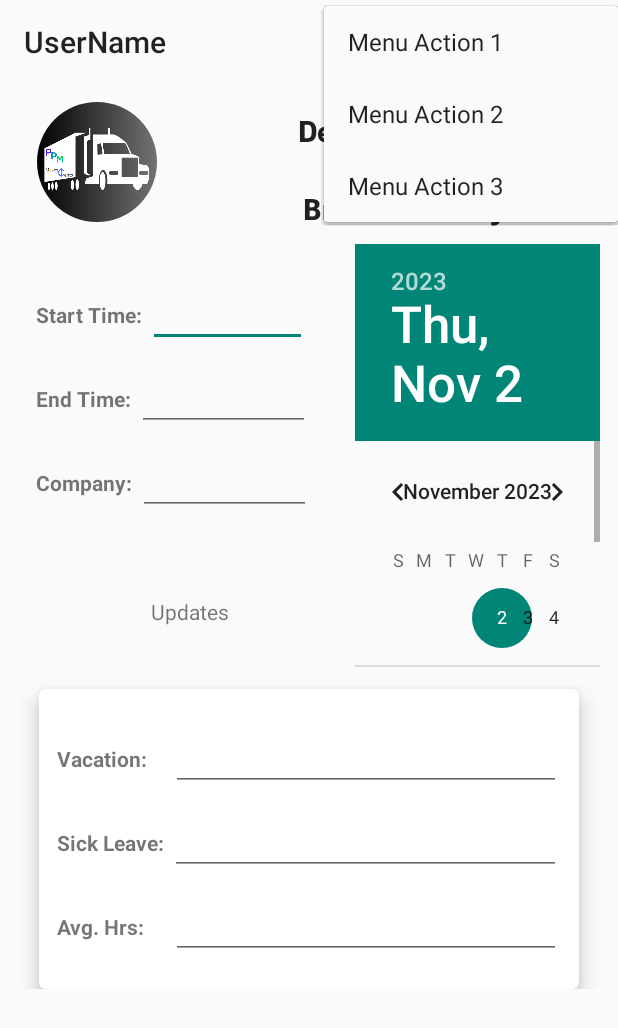
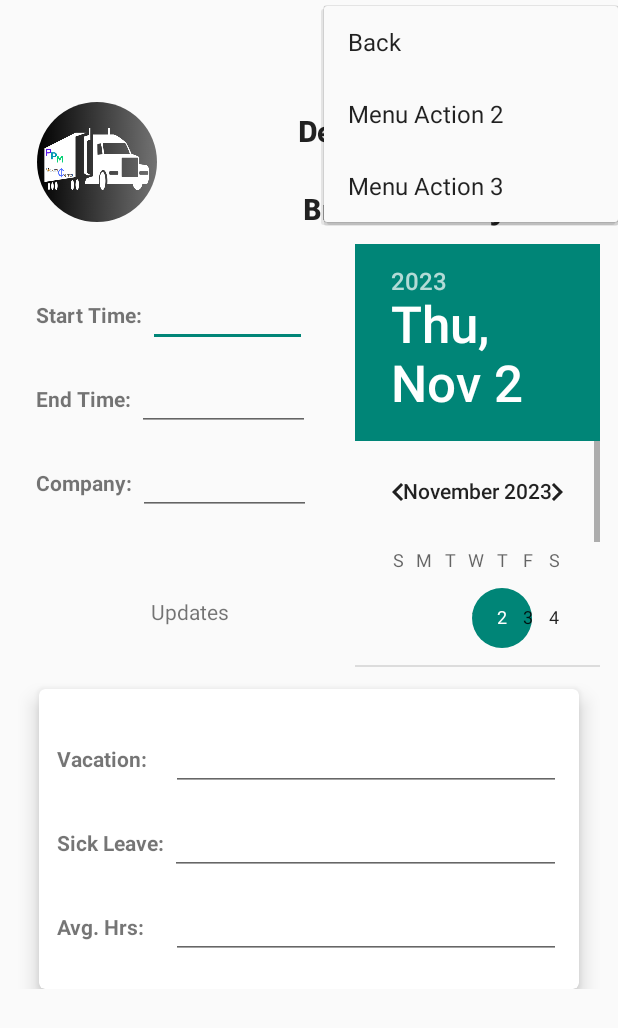
Before and after one commit to Matttle/NewFront, an Android app: the DetentionActivity screen opened directly, with no data from a screen before it, after a tap on "Menu", on a phone screen of 412 x 824 dp. Shown: the top 1028 px of the screen. Run offline under Robolectric (Android 15) with nearby library versions, the phone set to English and light mode, and no system bars; our stand-ins replace CircleImageView.

Commit message:
Added some quality of life and detention page menu option functionality.
Signed-off-by: Matthew Lemon <Matthewlemon91@gmail.com>

```diff
--- a/app/src/main/java/com/example/myapplication/ui/detention/DetentionActivity.java
+++ b/app/src/main/java/com/example/myapplication/ui/detention/DetentionActivity.java
@@ -1,16 +1,66 @@
 package com.example.myapplication.ui.detention;
+
+import static com.example.myapplication.ui.auth.LoginActivity.displayName;
 
 import androidx.appcompat.app.AppCompatActivity;
 
+import android.content.Intent;
 import android.os.Bundle;
+import android.view.Menu;
+import android.view.MenuItem;
+import android.view.SubMenu;
+import android.widget.EditText;
 
+import com.example.myapplication.MainActivity;
 import com.example.myapplication.R;
+import com.google.android.material.textfield.TextInputEditText;
+import com.google.android.material.textfield.TextInputLayout;
 
 public class DetentionActivity extends AppCompatActivity {
 
+    private androidx.appcompat.widget.Toolbar username;
+    public static TextInputEditText companyInput;
+    public static String inputTextString = " ";
     @Override
     protected void onCreate(Bundle savedInstanceState) {
         super.onCreate(savedInstanceState);
         setContentView(R.layout.activity_detention);
+        setSupportActionBar(findViewById(R.id.toolbar));
+        username = findViewById(R.id.toolbar);
+        username.setTitle(displayName);
+
+        companyInput = findViewById(R.id.companyInput);
+        companyInput.setText(inputTextString);
+        inputTextString = companyInput.getText().toString();
+        companyInput.setText(inputTextString);
+    }
+
+    @Override
+    public boolean onCreateOptionsMenu(Menu menu) {
+        if (menu.findItem(R.id.menuDropdown) == null) {
+            getMenuInflater().inflate(R.menu.detention_pay_menu, menu);
+        }
+        else {
+            MenuItem menuItem = menu.findItem(R.id.menuDropdown);
+            SubMenu submenu = menuItem.getSubMenu();
+            getMenuInflater().inflate(R.menu.detention_pay_menu, submenu);
+        }
+
+        return true;
+    }
+    @Override
+    public boolean onOptionsItemSelected(MenuItem item) {
+        if (item.getItemId() == R.id.menuAction1) {
+            startActivity(new Intent(DetentionActivity.this, MainActivity.class));
+            return true;
+        } else if (item.getItemId() == R.id.menuAction2) {
+            // menu option code
+            return true;
+        } else if (item.getItemId() == R.id.menuAction3) {
+            // menu option code
+            return true;
+        } else {
+            return super.onOptionsItemSelected(item);
+        }
     }
 }
--- a/app/src/main/res/layout/activity_agreement.xml
+++ b/app/src/main/res/layout/activity_agreement.xml
@@ -24,7 +24,7 @@
             android:padding="12dp">
 
             <TextView
-                android:id="@+id/txt.agreement"
+                android:id="@+id/txt_agreement"
                 android:layout_width="match_parent"
                 android:layout_height="wrap_content"
                 />
--- a/app/src/main/res/layout/activity_detention.xml
+++ b/app/src/main/res/layout/activity_detention.xml
@@ -19,6 +19,7 @@
         app:title="UserName" />
 
     <ScrollView
+        android:id="@+id/scrollView"
         android:layout_width="match_parent"
         android:layout_height="0dp"
         android:theme="@style/Theme.MaterialComponents.DayNight.Bridge"
@@ -259,11 +260,13 @@
                         android:textStyle="bold" />
 
                     <com.google.android.material.textfield.TextInputLayout
+                        android:id="@+id/companyInputBox"
                         android:layout_width="match_parent"
                         android:layout_height="wrap_content"
                         android:layout_marginStart="4dp">
 
                         <com.google.android.material.textfield.TextInputEditText
+                            android:id="@+id/companyInput"
                             android:layout_width="115dp"
                             android:layout_height="wrap_content" />
                     </com.google.android.material.textfield.TextInputLayout>
--- a/app/src/main/res/menu/detention_pay_menu.xml
+++ b/app/src/main/res/menu/detention_pay_menu.xml
@@ -1,17 +1,30 @@
 <?xml version="1.0" encoding="utf-8"?>
 <menu xmlns:android="http://schemas.android.com/apk/res/android"
-    xmlns:app="http://schemas.android.com/apk/res-auto">
+    xmlns:app="http://schemas.android.com/apk/res-auto"
+    xmlns:tools="http://schemas.android.com/tools"
+    tools:context=".ui.detention.DetentionActivity"
+    android:id="@+id/menu">
     <item
         android:title="@string/profile"
         app:showAsAction="ifRoom" />
     <item
+        android:id="@+id/menuDropdown"
         android:icon="@drawable/ic_menu"
+        android:menuCategory="container"
         android:title="@string/menu"
         app:showAsAction="ifRoom">
-        <menu>
-            <item android:title="@string/menu_action_1" />
-            <item android:title="@string/menu_action_2" />
-            <item android:title="@string/menu_action_3" />
+        <menu xmlns:android="http://schemas.android.com/apk/res/android"
+            android:id="@+id/menuDropdown2">
+            <item
+                android:id="@+id/menuAction1"
+                android:title="@string/menu_action_1"
+                app:showAsAction="ifRoom" />
+            <item android:title="@string/menu_action_2"
+                android:id="@+id/menuAction2"
+                app:showAsAction="ifRoom" />
+            <item android:title="@string/menu_action_3"
+                android:id="@+id/menuAction3"
+                app:showAsAction="ifRoom" />
         </menu>
     </item>
 
--- a/app/src/main/res/values/strings.xml
+++ b/app/src/main/res/values/strings.xml
@@ -19,7 +19,7 @@
     <string name="create_account3">CREATE ACCOUNT</string>
     <string name="profile">Profile</string>
     <string name="menu">Menu</string>
-    <string name="menu_action_1">Menu Action 1</string>
+    <string name="menu_action_1">Back</string>
     <string name="menu_action_2">Menu Action 2</string>
     <string name="menu_action_3">Menu Action 3</string>
     <string name="ClockNumber">00:00:00</string>
```
Also changed, not shown: app/src/main/AndroidManifest.xml (+7 -1 lines), app/src/main/java/com/example/myapplication/ui/agreement/AgreementActivity.java (+4 -3 lines), app/src/main/java/com/example/myapplication/ui/auth/LoginActivity.java (+4 -4 lines).
